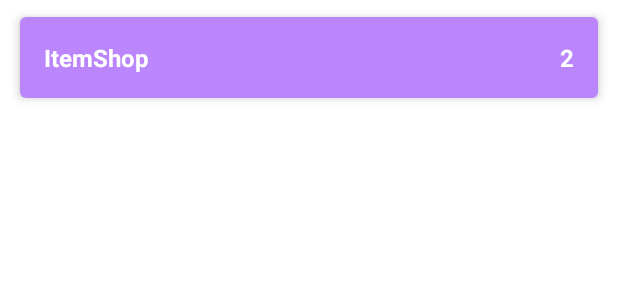
After one commit to hivislav/Shopping_List_App, an Android app: the layout item_shop_enabled.xml on its own in the app's theme, with its tools: preview values and no code run, on a phone screen of 412 x 824 dp. The commit adds this screen. Shown: the top 300 px of the screen. Run offline under Robolectric (Android 15) with nearby library versions, the phone set to English and light mode, and no system bars.

Commit message:
task 3.1 // add layouts to presentation

```diff
--- a/app/src/main/java/ru/hivislav/shoppinglistapp/presentation/MainActivity.kt
+++ b/app/src/main/java/ru/hivislav/shoppinglistapp/presentation/MainActivity.kt
@@ -1,7 +1,7 @@
 package ru.hivislav.shoppinglistapp.presentation
 
+import android.os.Bundle
 import androidx.appcompat.app.AppCompatActivity
-import android.os.Bundle
 import androidx.lifecycle.ViewModelProvider
 import ru.hivislav.shoppinglistapp.R
 
--- a/app/src/main/java/ru/hivislav/shoppinglistapp/presentation/MainViewModel.kt
+++ b/app/src/main/java/ru/hivislav/shoppinglistapp/presentation/MainViewModel.kt
@@ -1,6 +1,5 @@
 package ru.hivislav.shoppinglistapp.presentation
 
-import androidx.lifecycle.MutableLiveData
 import androidx.lifecycle.ViewModel
 import ru.hivislav.shoppinglistapp.data.ShopListRepositoryImpl
 import ru.hivislav.shoppinglistapp.domain.DeleteShopItemUseCase
--- /dev/null
+++ b/app/src/main/res/drawable/ic_add.xml
@@ -0,0 +1,5 @@
+<vector android:height="24dp" android:tint="#000000"
+    android:viewportHeight="24" android:viewportWidth="24"
+    android:width="24dp" xmlns:android="http://schemas.android.com/apk/res/android">
+    <path android:fillColor="@android:color/white" android:pathData="M19,13h-6v6h-2v-6H5v-2h6V5h2v6h6v2z"/>
+</vector>
--- /dev/null
+++ b/app/src/main/res/layout/item_shop_enabled.xml
@@ -0,0 +1,43 @@
+<?xml version="1.0" encoding="utf-8"?>
+<com.google.android.material.card.MaterialCardView
+    xmlns:android="http://schemas.android.com/apk/res/android"
+    xmlns:app="http://schemas.android.com/apk/res-auto"
+    xmlns:tools="http://schemas.android.com/tools"
+    android:layout_width="match_parent"
+    android:layout_height="wrap_content"
+    android:layout_marginStart="@dimen/item_shop_card_view_margin_end_start_8dp"
+    android:layout_marginEnd="@dimen/item_shop_card_view_margin_end_start_8dp"
+    android:layout_marginTop="@dimen/item_shop_card_view_margin_top_bottom_4dp"
+    android:layout_marginBottom="@dimen/item_shop_card_view_margin_top_bottom_4dp"
+    app:cardCornerRadius="4dp"
+    app:cardElevation="4dp"
+    app:cardUseCompatPadding="true">
+
+    <LinearLayout
+        android:layout_width="match_parent"
+        android:layout_height="wrap_content"
+        android:background="@color/purple_200"
+        android:orientation="horizontal"
+        android:padding="16dp">
+
+    <TextView
+        android:id="@+id/rvShopListItemName"
+        android:layout_width="0dp"
+        android:layout_height="wrap_content"
+        android:layout_weight="1"
+        android:textColor="@color/white"
+        android:textSize="@dimen/item_shop_text_size_16sp"
+        android:textStyle="bold"
+        tools:text="ItemShop"/>
+
+        <TextView
+            android:id="@+id/rvShopListItemCount"
+            android:layout_width="wrap_content"
+            android:layout_height="wrap_content"
+            android:textColor="@color/white"
+            android:textSize="@dimen/item_shop_text_size_16sp"
+            android:textStyle="bold"
+            tools:text="2"/>
+
+    </LinearLayout>
+</com.google.android.material.card.MaterialCardView>
--- a/app/src/main/res/values/colors.xml
+++ b/app/src/main/res/values/colors.xml
@@ -7,4 +7,5 @@
     <color name="teal_700">#FF018786</color>
     <color name="black">#FF000000</color>
     <color name="white">#FFFFFFFF</color>
+    <color name="item_shop_color_disabled">#229C27B0</color>
 </resources>
--- /dev/null
+++ b/app/src/main/res/values/dimens.xml
@@ -0,0 +1,7 @@
+<?xml version="1.0" encoding="utf-8"?>
+<resources>
+    <dimen name="fab_margin_16dp">16dp</dimen>
+    <dimen name="item_shop_text_size_16sp">16sp</dimen>
+    <dimen name="item_shop_card_view_margin_end_start_8dp">8dp</dimen>
+    <dimen name="item_shop_card_view_margin_top_bottom_4dp">4dp</dimen>
+</resources>
--- a/app/src/main/res/values/strings.xml
+++ b/app/src/main/res/values/strings.xml
@@ -1,3 +1,4 @@
 <resources>
     <string name="app_name">Shopping List App</string>
+    <string name="fab_add_new_shop_item">Add new shop item</string>
 </resources>
```
Also changed, not shown: app/src/main/res/layout/activity_main.xml (+21 -5 lines), app/src/main/res/layout/item_shop_disabled.xml (added, +43 -0 lines), 2 other files.
